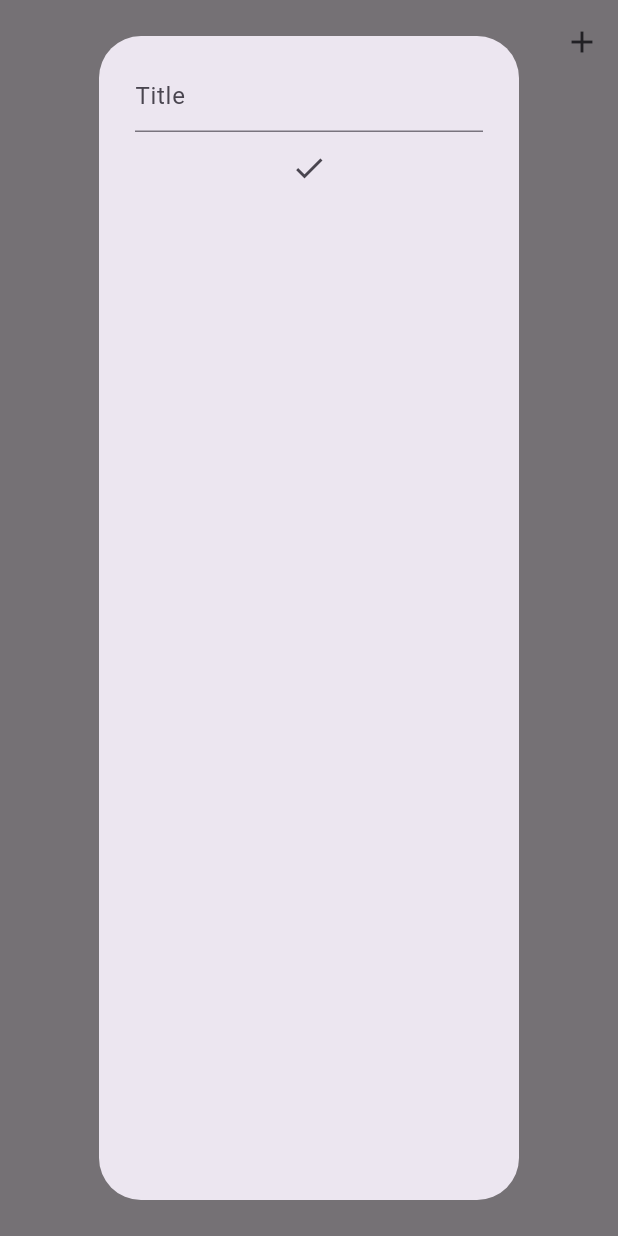
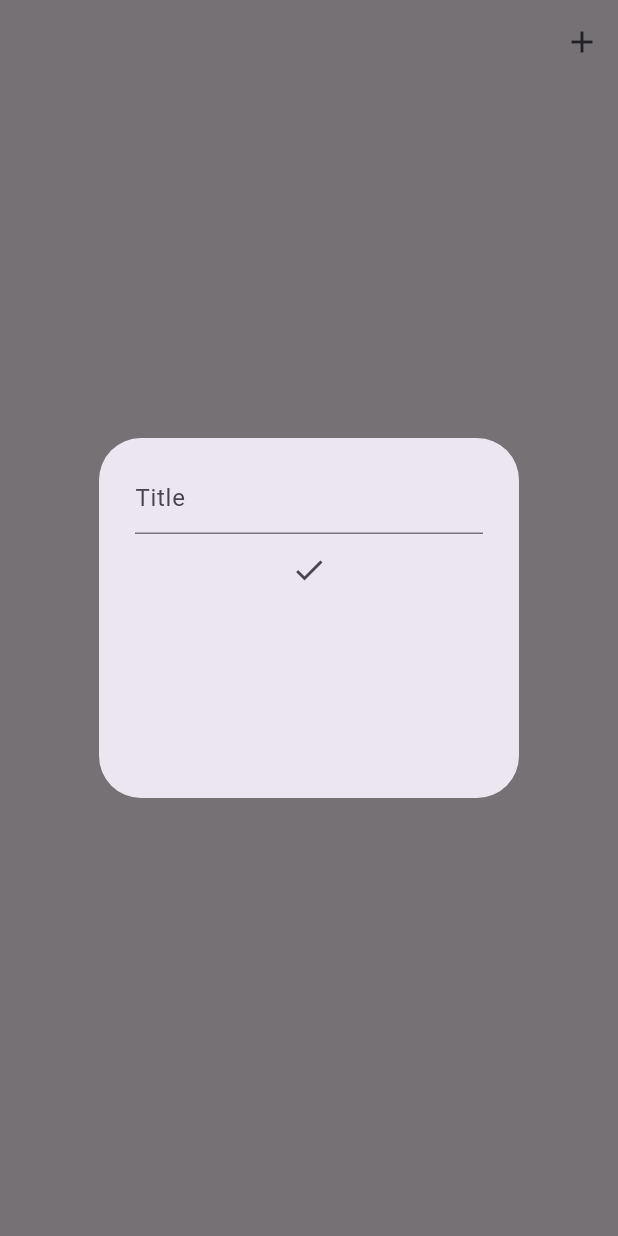
Before and after one commit to ramSde/bloc-tutorials, a Flutter app: the screen it shows after launch, after a tap on the "add" icon, on a phone screen of 412 x 824 dp. Run offline on Flutter 3.47's test engine with Material 3 defaults, Android fonts, the phone set to English and light mode, and no system bars; our stand-ins replace bloc, flutter_bloc.

Commit message:
todo app demo some changes

```diff
--- a/todo_app_flutter_bloc/lib/main.dart
+++ b/todo_app_flutter_bloc/lib/main.dart
@@ -66,7 +66,9 @@ class Myapp extends StatelessWidget {
                   context: context,
                   builder: (context) {
                     return AlertDialog(
-                      content: Column(
+                      content: Container(
+                        height: 200,
+                        child: Column(
                           children: [
                             TextField(
                               controller: textContrller,
@@ -74,8 +76,10 @@ class Myapp extends StatelessWidget {
                             ),
                             IconButton(onPressed: () {
                               todobloc.add(addtodoevent(todo: textContrller.text?? "adad"));
+                              Navigator.pop(context);
                             }, icon: Icon(Icons.done))
                           ],
+                        ),
                       ),
                     );
                   });
```
Lines whose indentation alone changed are shown as unchanged.
